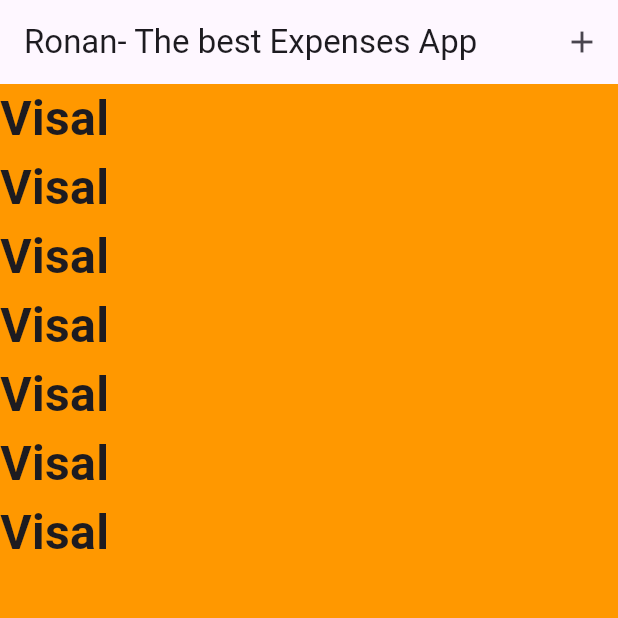
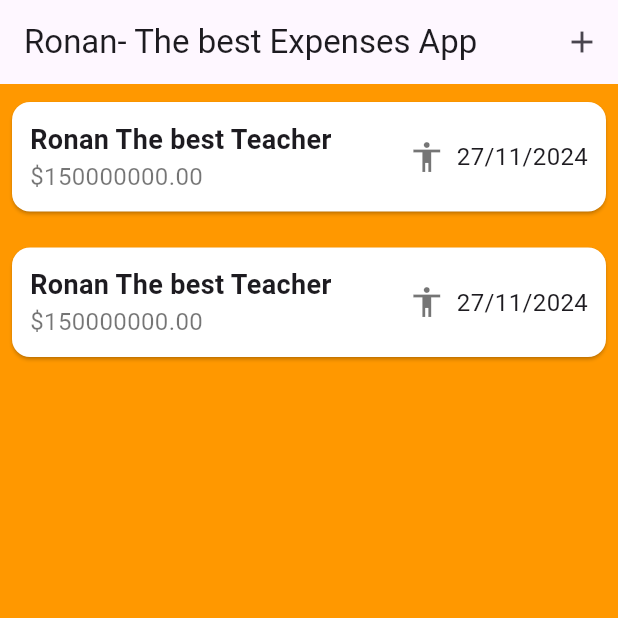
Before and after one commit to ViiSall/Fundamental-of-Mobile-Development, a Flutter app: the screen it shows after launch, on a phone screen of 412 x 824 dp, the top half of it. Run offline on Flutter 3.47's test engine with Material 3 defaults, Android fonts, the light colour scheme and no system bars.

Commit message:
w7_s1 done.

```diff
--- a/w7_s1_practice/lib/quiz_app.dart
+++ b/w7_s1_practice/lib/quiz_app.dart
@@ -4,7 +4,6 @@ import 'package:w7_s1_practice/screens/result_screen.dart';
 import 'package:w7_s1_practice/screens/welcome_screen.dart';
 import 'model/quiz.dart';
 
-// QuizState Enum
 enum QuizState { notStarted, started, finished }
 
 class QuizApp extends StatefulWidget {
@@ -21,7 +20,6 @@ class _QuizAppState extends State<QuizApp> {
   int currentQuestionIndex = 0;
   Submission submission = Submission([]);
 
-  // Start quiz
   void startQuiz() {
     setState(() {
       quizState = QuizState.started;
@@ -29,7 +27,6 @@ class _QuizAppState extends State<QuizApp> {
     });
   }
 
-  // Handle answer selection
   void answerQuestion(String selectedAnswer) {
     setState(() {
       submission.selectedAnswers.add(selectedAnswer);
@@ -41,8 +38,6 @@ class _QuizAppState extends State<QuizApp> {
     });
   }
 
-
-  // Restart quiz
   void restartQuiz() {
     setState(() {
       quizState = QuizState.notStarted;
@@ -50,7 +45,6 @@ class _QuizAppState extends State<QuizApp> {
       submission = Submission([]);
     });
   }
-
 
   @override
   Widget build(BuildContext context) {
--- a/w7_s1_practice/lib/screens/result_screen.dart
+++ b/w7_s1_practice/lib/screens/result_screen.dart
@@ -29,10 +29,7 @@ class ResultScreen extends StatelessWidget {
       }
     }
 
-    return Scaffold(
-      backgroundColor: const Color(0xFF007BFF), // Blue background
-      body: SafeArea(
-        child: Column(
+    return Column(
         crossAxisAlignment: CrossAxisAlignment.center,
         children: [
           const SizedBox(height: 40),
@@ -155,8 +152,6 @@ class ResultScreen extends StatelessWidget {
           ),
           const SizedBox(height: 40),
         ],
-        ),
-      ),
       );
   }
 }
--- a/w8_s1_activities/lib/screens/expenses.dart
+++ b/w8_s1_activities/lib/screens/expenses.dart
@@ -1,5 +1,6 @@
 import 'package:flutter/material.dart';
 import 'package:w8_s1_activities/models/expense.dart';
+import 'package:intl/intl.dart';
 
 class ExpensesScreen extends StatefulWidget {
   const ExpensesScreen({super.key});
@@ -11,13 +12,9 @@ class ExpensesScreen extends StatefulWidget {
 class _ExpensesState extends State<ExpensesScreen> {
 
   List<Expense> expenses = [
-    Expense(title: 'Visal', amount: 12.23, date: DateTime.now()),
-    Expense(title: 'Visal', amount: 12.23, date: DateTime.now()),
-    Expense(title: 'Visal', amount: 12.23, date: DateTime.now()),
-    Expense(title: 'Visal', amount: 12.23, date: DateTime.now()),
-    Expense(title: 'Visal', amount: 12.23, date: DateTime.now()),
-    Expense(title: 'Visal', amount: 12.23, date: DateTime.now()),
-    Expense(title: 'Visal', amount: 12.23, date: DateTime.now()),
+    Expense(title: 'Ronan The best Teacher', amount: 150000000, date: DateTime.now()),
+    Expense(title: 'Ronan The best Teacher', amount: 150000000, date: DateTime.now()),
+
   ];
 
   void onAdd() {
@@ -46,13 +43,54 @@ class _ExpensesState extends State<ExpensesScreen> {
       ),
       body: ListView.builder(
         itemCount: expenses.length,
-        itemBuilder: (context, index) => Text(
-          expenses[index].title,
-          style: const TextStyle(
-            fontSize: 32,
-            fontWeight: FontWeight.bold),
-        ),
-      )
+        itemBuilder: (context, index) {
+          final expense = expenses[index];
+          return Card(
+            margin: const EdgeInsets.symmetric(vertical: 12, horizontal: 8),
+            color: Colors.white,
+            shape: RoundedRectangleBorder(
+              borderRadius: BorderRadius.circular(12),
+            ),
+            child: Padding(
+              padding: const EdgeInsets.all(12),
+              child: Row(
+                children: [
+                  Column(
+                    crossAxisAlignment: CrossAxisAlignment.start,
+                    children: [
+                      Text(
+                        expense.title,
+                        style: const TextStyle(
+                          fontSize: 18,
+                          fontWeight: FontWeight.bold,
+                        ),
+                      ),
+                      Text(
+                        '\$${expense.amount.toStringAsFixed(2)}',
+                        style: const TextStyle(
+                          fontSize: 16,
+                          color: Colors.black54,
+                        ),
+                      ),
+                    ],
+                  ),
+                  const Spacer(),
+                  Row(
+                    children: [
+                      const Icon(Icons.accessibility, size: 24, color: Colors.black54), // Replace with your icon
+                      const SizedBox(width: 8),
+                      Text(
+                        DateFormat('dd/MM/yyyy').format(expense.date),
+                        style: const TextStyle(fontSize: 16),
+                      ),
+                    ],
+                  ),
+                ],
+              ),
+            ),
+          );
+        },
+      ),
     );
   }
 }
--- a/w8_s1_activities/pubspec.yaml
+++ b/w8_s1_activities/pubspec.yaml
@@ -31,6 +31,7 @@ dependencies:
   flutter:
     sdk: flutter
   uuid: ^4.5.1
+  intl: ^0.20.0
 
 
   # The following adds the Cupertino Icons font to your application.
```
Also changed, not shown: w8_s1_activities/pubspec.lock. Lines whose indentation alone changed are shown as unchanged.
